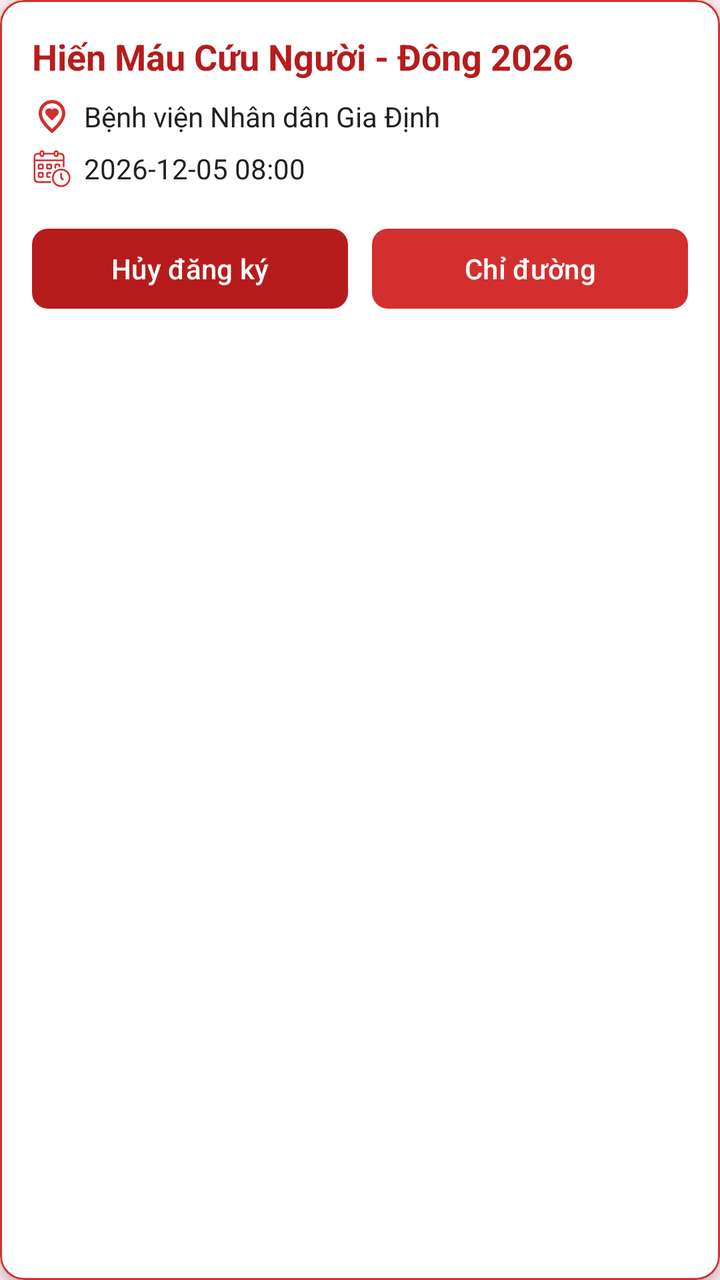
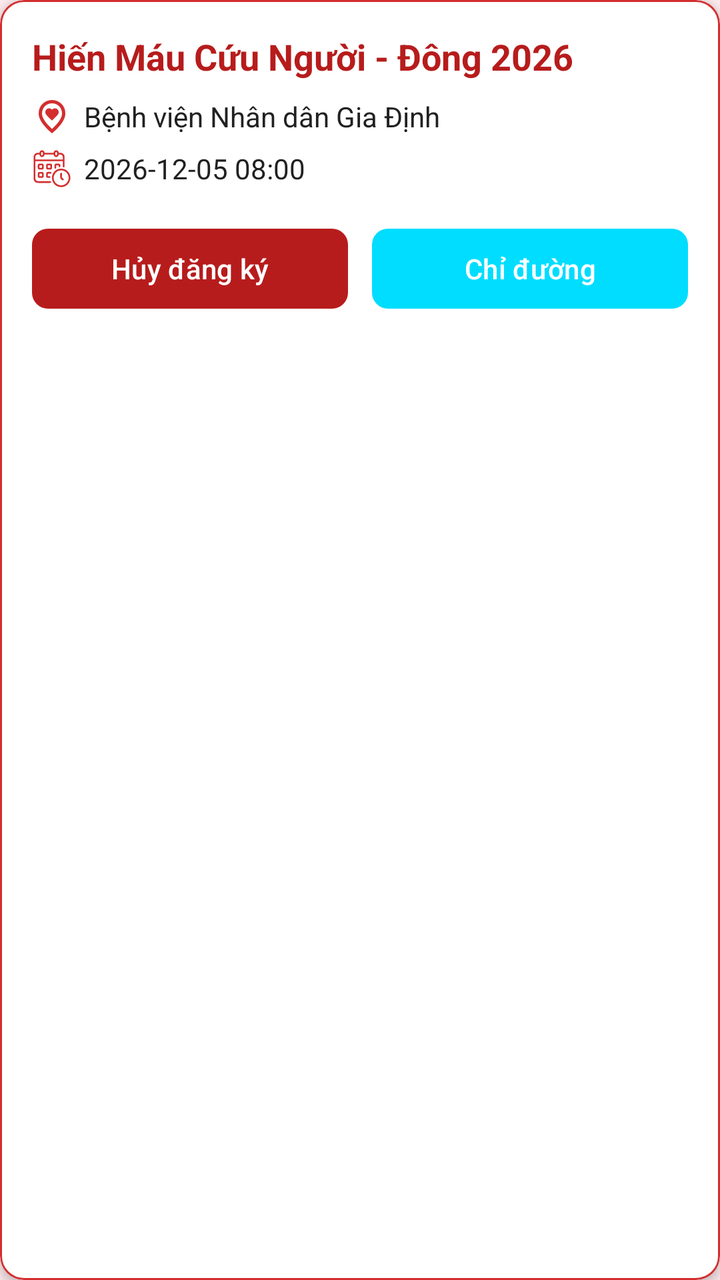

Before-and-after screenshots of an Android layout around one commit, followed by the original layout XML and the change that was made.
<!-- AndroidManifest.xml: application theme Theme.AndroidMedical -->
<!-- res/layout/item_campaign_future.xml -->
<?xml version="1.0" encoding="utf-8"?>
<com.google.android.material.card.MaterialCardView xmlns:android="http://schemas.android.com/apk/res/android"
    xmlns:app="http://schemas.android.com/apk/res-auto"
    android:layout_width="match_parent"
    android:layout_height="wrap_content"
    android:layout_marginBottom="12dp"
    app:cardBackgroundColor="@color/white"
    app:cardCornerRadius="12dp"
    app:cardElevation="3dp"
    app:strokeColor="@color/blood_primary"
    app:strokeWidth="1dp">

    <LinearLayout
        android:layout_width="match_parent"
        android:layout_height="wrap_content"
        android:orientation="vertical"
        android:padding="16dp">

        <TextView
            android:id="@+id/tvCampaignTitle"
            android:layout_width="match_parent"
            android:layout_height="wrap_content"
            android:text="Hiến Máu Cứu Người - Đông 2026"
            android:textColor="@color/blood_primary_dark"
            android:textSize="18sp"
            android:textStyle="bold" />

        <LinearLayout
            android:layout_width="match_parent"
            android:layout_height="wrap_content"
            android:layout_marginTop="8dp"
            android:gravity="center_vertical"
            android:orientation="horizontal">

            <ImageView
                android:layout_width="20dp"
                android:layout_height="20dp"
                android:layout_marginEnd="6dp"
                android:contentDescription="Location Icon"
                app:srcCompat="@drawable/icon_address_hospital_24"
                app:tint="@color/blood_primary" />

            <TextView
                android:id="@+id/tvCampaignLocation"
                android:layout_width="0dp"
                android:layout_height="wrap_content"
                android:layout_weight="1"
                android:text="Bệnh viện Nhân dân Gia Định"
                android:textColor="@color/text_primary"
                android:textSize="14sp" />
        </LinearLayout>

        <LinearLayout
            android:layout_width="match_parent"
            android:layout_height="wrap_content"
            android:layout_marginTop="6dp"
            android:gravity="center_vertical"
            android:orientation="horizontal">

            <ImageView
                android:layout_width="20dp"
                android:layout_height="20dp"
                android:layout_marginEnd="6dp"
                android:contentDescription="Schedule Icon"
                app:srcCompat="@drawable/icon_schedule_24"
                app:tint="@color/blood_primary" />

            <TextView
                android:id="@+id/tvCampaignDate"
                android:layout_width="0dp"
                android:layout_height="wrap_content"
                android:layout_weight="1"
                android:text="2026-12-05 08:00"
                android:textColor="@color/text_primary"
                android:textSize="14sp" />
        </LinearLayout>

        <LinearLayout
            android:layout_width="match_parent"
            android:layout_height="wrap_content"
            android:layout_marginTop="16dp"
            android:orientation="horizontal"
            android:weightSum="2">

            <com.google.android.material.button.MaterialButton
                android:id="@+id/btnRegisterCampaign"
                android:layout_width="0dp"
                android:layout_height="48dp"
                android:layout_weight="1"
                android:layout_marginEnd="6dp"
                android:text="Hủy đăng ký"
                android:textSize="14sp"
                app:backgroundTint="@color/blood_primary_dark"
                app:cornerRadius="8dp" />

            <com.google.android.material.button.MaterialButton
                android:id="@+id/btnDirections"
                android:layout_width="0dp"
                android:layout_height="48dp"
                android:layout_weight="1"
                android:layout_marginStart="6dp"
                android:text="Chỉ đường"
                android:textSize="14sp"
                app:backgroundTint="@color/blood_primary"
                app:cornerRadius="8dp" />

        </LinearLayout>

    </LinearLayout>
</com.google.android.material.card.MaterialCardView>
<!-- resources referenced by this layout -->
<resources>
  <color name="blood_primary">#D32F2F</color>
  <color name="blood_primary_dark">#B71C1C</color>
  <color name="text_primary">#212121</color>
  <color name="white">#FFFFFFFF</color>
  <!-- drawable icon_address_hospital_24 (drawable) -->
  <vector xmlns:android="http://schemas.android.com/apk/res/android"
      android:width="24dp"
      android:height="24dp"
      android:viewportWidth="24"
      android:viewportHeight="24">
    <path
        android:pathData="M12,14.3q1.35,-1.25 2.1,-2t1.17,-1.25q0.4,-0.5 0.56,-0.92T16,9.2q0,-0.9 -0.65,-1.55T13.8,7q-0.53,0 -1.01,0.21Q12.3,7.43 12,7.8q-0.3,-0.38 -0.77,-0.59T10.2,7Q9.3,7 8.65,7.65T8,9.2q0,0.53 0.15,0.93q0.15,0.4 0.55,0.9q0.42,0.5 1.15,1.25T12,14.3ZM12,19.35q3.05,-2.8 4.53,-5.09Q18,11.98 18,10.2q0,-2.73 -1.74,-4.46Q14.53,4 12,4T7.74,5.74Q6,7.47 6,10.2q0,1.78 1.48,4.06T12,19.35ZM12,22q-4.02,-3.43 -6.01,-6.36T4,10.2Q4,6.45 6.41,4.22T12,2t5.59,2.22T20,10.2q0,2.5 -1.99,5.44Q16.03,18.58 12,22ZM12,10Z"
        android:fillColor="#1f1f1f"/>
  </vector>
  <!-- drawable icon_schedule_24: vector/xml drawable (drawable, 14244 chars, omitted) -->
  <style name="Theme.AndroidMedical" parent="Base.Theme.AndroidMedical" />
  <style name="Base.Theme.AndroidMedical" parent="Theme.Material3.DayNight.NoActionBar">
          
          <item name="colorPrimary">@color/blood_primary</item>
          <item name="colorPrimaryDark">@color/blood_primary_dark</item>
          <item name="colorSecondary">@color/blood_accent</item>
          <item name="android:windowBackground">@color/blood_light_bg</item>
      </style>
  <color name="blood_accent">#E53935</color>
  <color name="blood_light_bg">#FFEBEE</color>
</resources>

<!-- the commit's change to res/layout/item_campaign_future.xml (unified diff, before → after) -->
@@ -97,11 +97,11 @@
                 android:id="@+id/btnDirections"
                 android:layout_width="0dp"
                 android:layout_height="48dp"
+                android:layout_marginStart="6dp"
                 android:layout_weight="1"
-                android:layout_marginStart="6dp"
                 android:text="Chỉ đường"
                 android:textSize="14sp"
-                app:backgroundTint="@color/blood_primary"
+                app:backgroundTint="@android:color/holo_blue_bright"
                 app:cornerRadius="8dp" />
 
         </LinearLayout>
